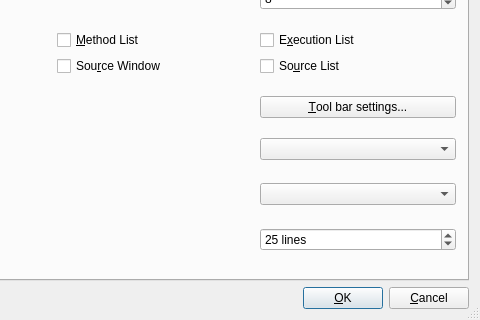
The window that src/libcoveragebrowser/WOptionUI.ui (testcocoon/testcocoon) describes before a commit, drawn with Qt 5; both pictures show x 169 to 649 and y 159 to 479 of the 649 by 479 pixel window.
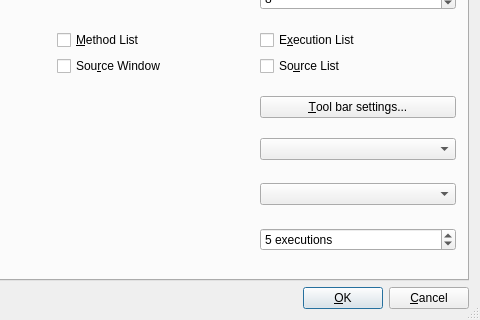
The same window after the commit.

Commit message: Default maximum number of executions displayed set to 5

Diff of the .ui file:
```diff
--- a/src/libcoveragebrowser/WOptionUI.ui
+++ b/src/libcoveragebrowser/WOptionUI.ui
@@ -464,7 +464,7 @@
        <item row="7" column="2">
         <widget class="QSpinBox" name="executed_by_limit_p">
          <property name="suffix">
-          <string> lines</string>
+          <string> executions</string>
          </property>
          <property name="maximum">
           <number>99999</number>
@@ -473,7 +473,7 @@
           <number>10</number>
          </property>
          <property name="value">
-          <number>25</number>
+          <number>5</number>
          </property>
         </widget>
        </item>
```
Left out of the diff: 2 changed lines with no effect on the pictures.
